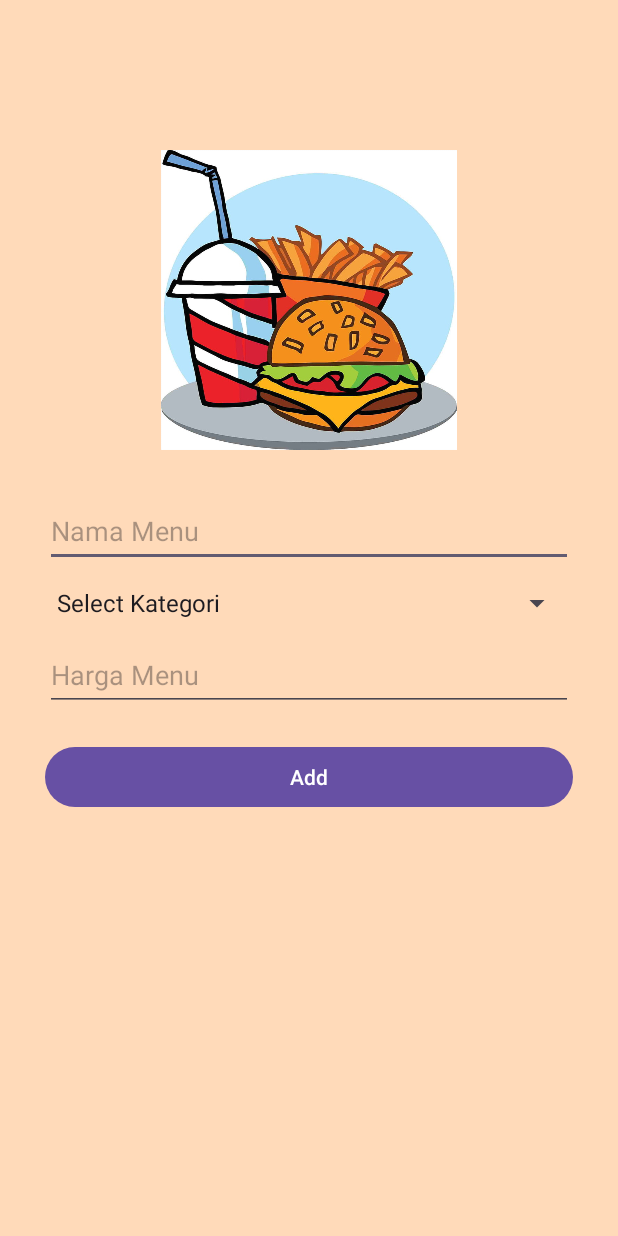
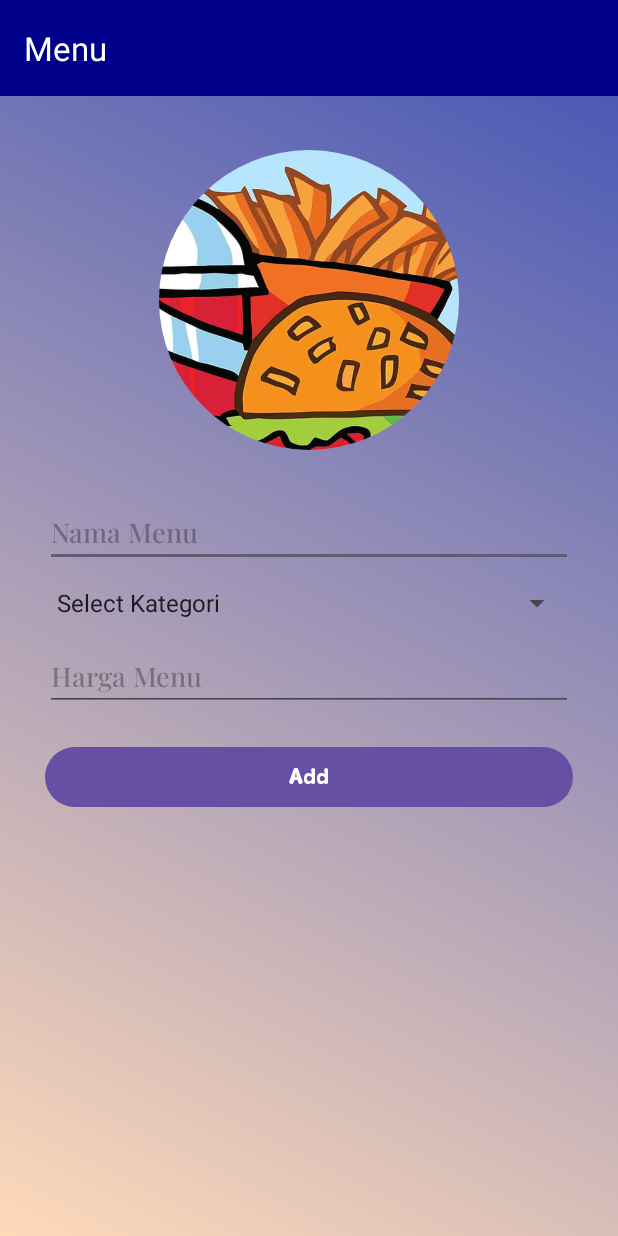
Before and after one commit to salsabilatuadaa/ProjectPBP, an Android app: the CreateMenuActivity screen opened directly, with no data from a screen before it, on a phone screen of 412 x 824 dp. Run offline under Robolectric (Android 15) with nearby library versions, the phone set to English and light mode, and no system bars; our stand-ins replace CircleImageView.

Commit message:
benerin UI menu

```diff
--- a/app/src/main/java/com/android/projectpbp/Activity/MainActivity.kt
+++ b/app/src/main/java/com/android/projectpbp/Activity/MainActivity.kt
@@ -3,7 +3,9 @@ package com.android.projectpbp.Activity
 import android.content.Intent
 import androidx.appcompat.app.AppCompatActivity
 import android.os.Bundle
+import android.widget.Toolbar
 import com.android.projectpbp.DatabaseHelper
+import com.android.projectpbp.R
 import com.android.projectpbp.databinding.ActivityMainBinding
 
 
--- /dev/null
+++ b/app/src/main/res/drawable/baseline_food_bank_24.xml
@@ -0,0 +1,5 @@
+<vector android:height="50dp" android:tint="#FFE1BF"
+    android:viewportHeight="24" android:viewportWidth="24"
+    android:width="50dp" xmlns:android="http://schemas.android.com/apk/res/android">
+    <path android:fillColor="@android:color/white" android:pathData="M12,3L4,9v12h16V9L12,3zM12.5,12.5c0,0.83 -0.67,1.5 -1.5,1.5v4h-1v-4c-0.83,0 -1.5,-0.67 -1.5,-1.5v-3h1v3H10v-3h1v3h0.5v-3h1V12.5zM15,18h-1v-3.5h-1v-3c0,-1.1 0.9,-2 2,-2V18z"/>
+</vector>
--- /dev/null
+++ b/app/src/main/res/drawable/gradient_bg.xml
@@ -0,0 +1,8 @@
+<?xml version="1.0" encoding="utf-8"?>
+<shape xmlns:android="http://schemas.android.com/apk/res/android">
+    <gradient
+        android:startColor="#FFDAB9"
+        android:endColor="#3F51B5"
+        android:angle="45"/>
+
+</shape>
--- /dev/null
+++ b/app/src/main/res/drawable/rouded_bg.xml
@@ -0,0 +1,5 @@
+<?xml version="1.0" encoding="utf-8"?>
+<shape xmlns:android="http://schemas.android.com/apk/res/android">
+    <corners android:radius="16dp" /> <!-- Ubah nilai radius sesuai dengan keinginan Anda -->
+    <solid android:color="#D8BFD8" /> <!-- Warna latar belakang -->
+</shape>
--- a/app/src/main/res/layout/activity_create_menu.xml
+++ b/app/src/main/res/layout/activity_create_menu.xml
@@ -1,12 +1,12 @@
 <?xml version="1.0" encoding="utf-8"?>
-<ScrollView
+<RelativeLayout
     xmlns:android="http://schemas.android.com/apk/res/android"
     xmlns:app="http://schemas.android.com/apk/res-auto"
     xmlns:tools="http://schemas.android.com/tools"
     android:layout_width="match_parent"
     android:layout_height="match_parent"
     android:fillViewport="true"
-    android:background="#FFDAB9"
+    android:background="@drawable/gradient_bg"
     tools:context=".Activity.CreateMenuActivity">
 
     <androidx.constraintlayout.widget.ConstraintLayout
@@ -15,7 +15,7 @@
         android:layout_marginTop="100dp"
         android:paddingHorizontal="30dp">
 
-        <ImageView
+        <de.hdodenhof.circleimageview.CircleImageView
             android:id="@+id/imageView"
             android:layout_width="0dp"
             android:layout_height="200dp"
@@ -33,6 +33,7 @@
             android:hint="Nama Menu"
             android:minHeight="48dp"
             android:layout_marginTop="30dp"
+            android:fontFamily="@font/playfairdisplay_medium"
             app:layout_constraintEnd_toEndOf="parent"
             app:layout_constraintStart_toStartOf="parent"
             app:layout_constraintTop_toBottomOf="@+id/imageView" />
@@ -54,6 +55,7 @@
             android:layout_width="0dp"
             android:layout_height="wrap_content"
             android:hint="Harga Menu"
+            android:fontFamily="@font/playfairdisplay_medium"
             android:minHeight="48dp"
             app:layout_constraintEnd_toEndOf="parent"
             app:layout_constraintStart_toStartOf="parent"
@@ -66,9 +68,19 @@
             android:layout_width="0dp"
             android:layout_height="wrap_content"
             android:text="Add"
+            android:fontFamily="@font/mouldy_cheese"
             android:layout_marginTop="20dp"
             app:layout_constraintEnd_toEndOf="parent"
             app:layout_constraintStart_toStartOf="parent"
             app:layout_constraintTop_toBottomOf="@+id/hargaMenu"/>
     </androidx.constraintlayout.widget.ConstraintLayout>
-</ScrollView>
+
+    <androidx.appcompat.widget.Toolbar
+        android:id="@+id/tb_create_menu"
+        android:layout_width="match_parent"
+        android:layout_height="?attr/actionBarSize"
+        android:background="#00008B"
+        app:title="Menu"
+        app:titleTextColor="@android:color/white"
+        app:popupTheme="@style/ThemeOverlay.AppCompat.Light" />
+</RelativeLayout>
--- a/app/src/main/res/layout/activity_login.xml
+++ b/app/src/main/res/layout/activity_login.xml
@@ -5,6 +5,7 @@
     xmlns:tools="http://schemas.android.com/tools"
     android:layout_width="match_parent"
     android:layout_height="match_parent"
+    android:background="@drawable/gradient_bg"
     tools:context=".Activity.LoginActivity">
 
 
@@ -21,7 +22,9 @@
             android:layout_height="wrap_content"
             android:gravity="center"
             android:text="LOGIN"
+            android:textStyle="bold"
             android:textSize="30dp"
+            android:textColor="@color/black"
             app:layout_constraintEnd_toEndOf="parent"
             app:layout_constraintStart_toStartOf="parent"
             app:layout_constraintTop_toTopOf="parent"/>
--- a/app/src/main/res/layout/activity_register.xml
+++ b/app/src/main/res/layout/activity_register.xml
@@ -5,6 +5,7 @@
     xmlns:tools="http://schemas.android.com/tools"
     android:layout_width="match_parent"
     android:layout_height="match_parent"
+    android:background="@drawable/gradient_bg"
     tools:context=".Activity.RegisterActivity">
 
 
@@ -21,7 +22,9 @@
             android:layout_height="wrap_content"
             android:gravity="center"
             android:text="REGISTER"
+            android:textStyle="bold"
             android:textSize="30dp"
+            android:textColor="@color/black"
             app:layout_constraintEnd_toEndOf="parent"
             app:layout_constraintStart_toStartOf="parent"
             app:layout_constraintTop_toTopOf="parent"/>
```
Also changed, not shown: app/src/main/res/layout/activity_list_menu.xml (+10 -8 lines), app/src/main/res/layout/activity_main.xml (+26 -20 lines), app/src/main/res/layout/activity_update_menu.xml (+15 -3 lines), app/src/main/res/layout/menu_item.xml (+10 -10 lines), app/src/main/res/font/inter_regular.ttf (added), app/src/main/res/font/inter_semibold.ttf (added), app/src/main/res/font/mouldy_cheese.ttf (added), app/src/main/res/font/playfairdisplay_medium.ttf (added).
